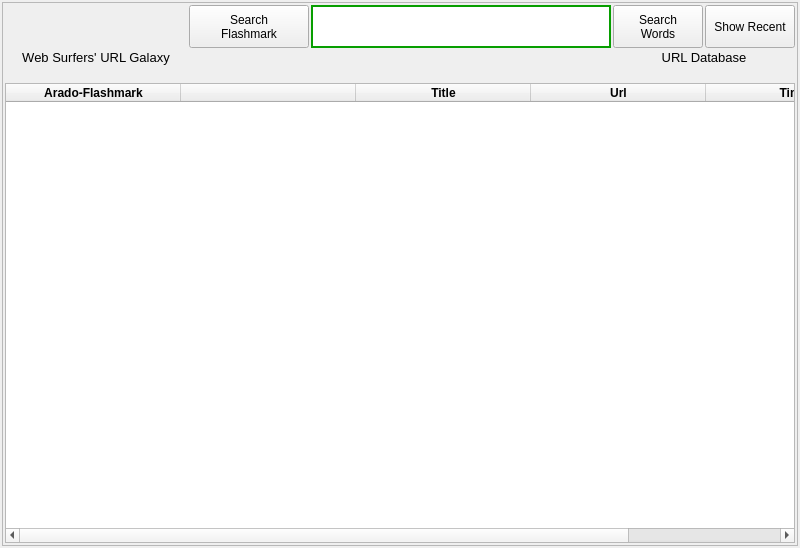
Above: ui/url-display.ui from berndhs/arado before the change. Below: the same form after it.
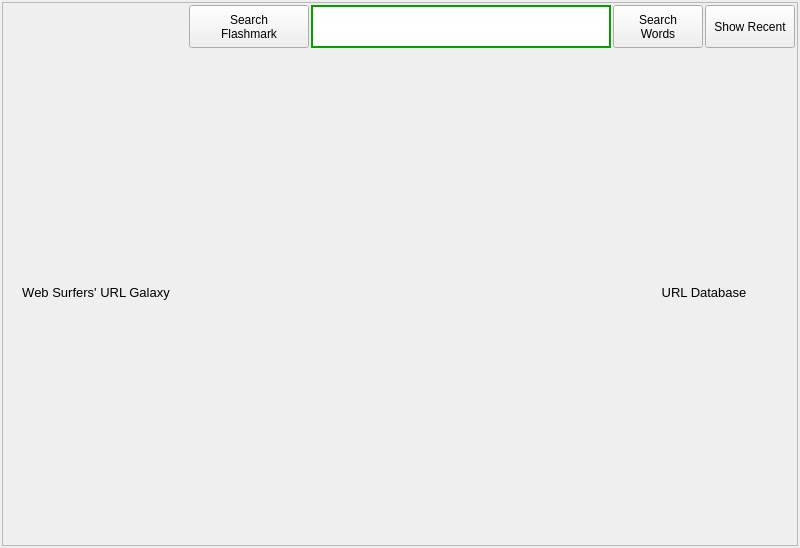
That is the form after the change. Icons and pictures are not drawn.

```diff
--- a/ui/url-display.ui
+++ b/ui/url-display.ui
@@ -49,9 +49,6 @@
       <layout class="QGridLayout" name="gridLayout_2">
        <item row="0" column="0">
         <layout class="QGridLayout" name="gridLayout">
-         <item row="3" column="4">
-          <layout class="QHBoxLayout" name="horizontalLayout"/>
-         </item>
          <item row="1" column="4">
           <layout class="QHBoxLayout" name="horizontalLayout_2">
            <item>
@@ -119,7 +116,7 @@
            <item>
             <widget class="QPushButton" name="recentButton">
              <property name="sizePolicy">
-              <sizepolicy hsizetype="Expanding" vsizetype="Expanding">
+              <sizepolicy hsizetype="Expanding" vsizetype="Preferred">
                <horstretch>0</horstretch>
                <verstretch>0</verstretch>
               </sizepolicy>
@@ -159,7 +156,7 @@
          <item row="1" column="0">
           <widget class="QPushButton" name="addUrlButton">
            <property name="sizePolicy">
-            <sizepolicy hsizetype="Expanding" vsizetype="Expanding">
+            <sizepolicy hsizetype="Expanding" vsizetype="Preferred">
              <horstretch>0</horstretch>
              <verstretch>0</verstretch>
             </sizepolicy>
@@ -212,7 +209,7 @@
          <item row="1" column="2">
           <widget class="QLineEdit" name="textInput">
            <property name="sizePolicy">
-            <sizepolicy hsizetype="MinimumExpanding" vsizetype="Expanding">
+            <sizepolicy hsizetype="MinimumExpanding" vsizetype="Preferred">
              <horstretch>0</horstretch>
              <verstretch>0</verstretch>
             </sizepolicy>
@@ -279,24 +276,11 @@
            </property>
           </widget>
          </item>
-         <item row="3" column="0">
-          <widget class="QLabel" name="label_2">
-           <property name="toolTip">
-            <string>Arado Websearch is a networked URL Database, which saves your added bookmarks and RSS-Feeds and syncs newest URLs with your connected devices.</string>
-           </property>
-           <property name="text">
-            <string/>
-           </property>
-          </widget>
-         </item>
          <item row="2" column="2">
           <widget class="QLabel" name="middleLabel">
            <property name="text">
             <string/>
            </property>
-           <property name="alignment">
-            <set>Qt::AlignCenter</set>
-           </property>
           </widget>
          </item>
          <item row="1" column="1">
@@ -358,111 +342,23 @@
            </property>
           </widget>
          </item>
+         <item row="3" column="0">
+          <widget class="QLabel" name="label_2">
+           <property name="maximumSize">
+            <size>
+             <width>16777215</width>
+             <height>7</height>
+            </size>
+           </property>
+           <property name="text">
+            <string/>
+           </property>
+          </widget>
+         </item>
         </layout>
        </item>
        <item row="1" column="0">
-        <widget class="QTableWidget" name="urlTable">
-         <property name="sizePolicy">
-          <sizepolicy hsizetype="Expanding" vsizetype="Expanding">
-           <horstretch>5</horstretch>
-           <verstretch>5</verstretch>
-          </sizepolicy>
-         </property>
-         <property name="minimumSize">
-          <size>
-           <width>200</width>
-           <height>200</height>
-          </size>
-         </property>
-         <property name="verticalScrollBarPolicy">
-          <enum>Qt::ScrollBarAsNeeded</enum>
-         </property>
-         <property name="horizontalScrollBarPolicy">
-          <enum>Qt::ScrollBarAsNeeded</enum>
-         </property>
-         <property name="editTriggers">
-          <set>QAbstractItemView::NoEditTriggers</set>
-         </property>
-         <property name="alternatingRowColors">
-          <bool>true</bool>
-         </property>
-         <property name="showGrid">
-          <bool>false</bool>
-         </property>
-         <property name="sortingEnabled">
-          <bool>true</bool>
-         </property>
-         <property name="columnCount">
-          <number>5</number>
-         </property>
-         <attribute name="horizontalHeaderDefaultSectionSize">
-          <number>175</number>
-         </attribute>
-         <attribute name="horizontalHeaderStretchLastSection">
-          <bool>true</bool>
-         </attribute>
-         <attribute name="verticalHeaderVisible">
-          <bool>false</bool>
-         </attribute>
-         <column>
-          <property name="text">
-           <string>Arado-Flashmark</string>
-          </property>
-          <property name="toolTip">
-           <string>The Arado-Flashmark is an URL-Shortener, you can post into any board, chat or email. Just doubleclick on the Flashmark.</string>
-          </property>
-          <property name="font">
-           <font>
-            <weight>75</weight>
-            <bold>true</bold>
-           </font>
-          </property>
-         </column>
-         <column>
-          <property name="text">
-           <string/>
-          </property>
-          <property name="font">
-           <font>
-            <weight>75</weight>
-            <bold>true</bold>
-           </font>
-          </property>
-         </column>
-         <column>
-          <property name="text">
-           <string>Title</string>
-          </property>
-          <property name="font">
-           <font>
-            <weight>75</weight>
-            <bold>true</bold>
-           </font>
-          </property>
-         </column>
-         <column>
-          <property name="text">
-           <string>Url</string>
-          </property>
-          <property name="font">
-           <font>
-            <weight>75</weight>
-            <bold>true</bold>
-           </font>
-          </property>
-         </column>
-         <column>
-          <property name="text">
-           <string>Time</string>
-          </property>
-          <property name="font">
-           <font>
-            <weight>75</weight>
-            <bold>true</bold>
-           </font>
-          </property>
-         </column>
-        </widget>
+        <layout class="QVBoxLayout" name="urlDisplayLayout"/>
        </item>
       </layout>
      </widget>
```
Left out of the diff: 1 changed line with no effect on the pictures.
